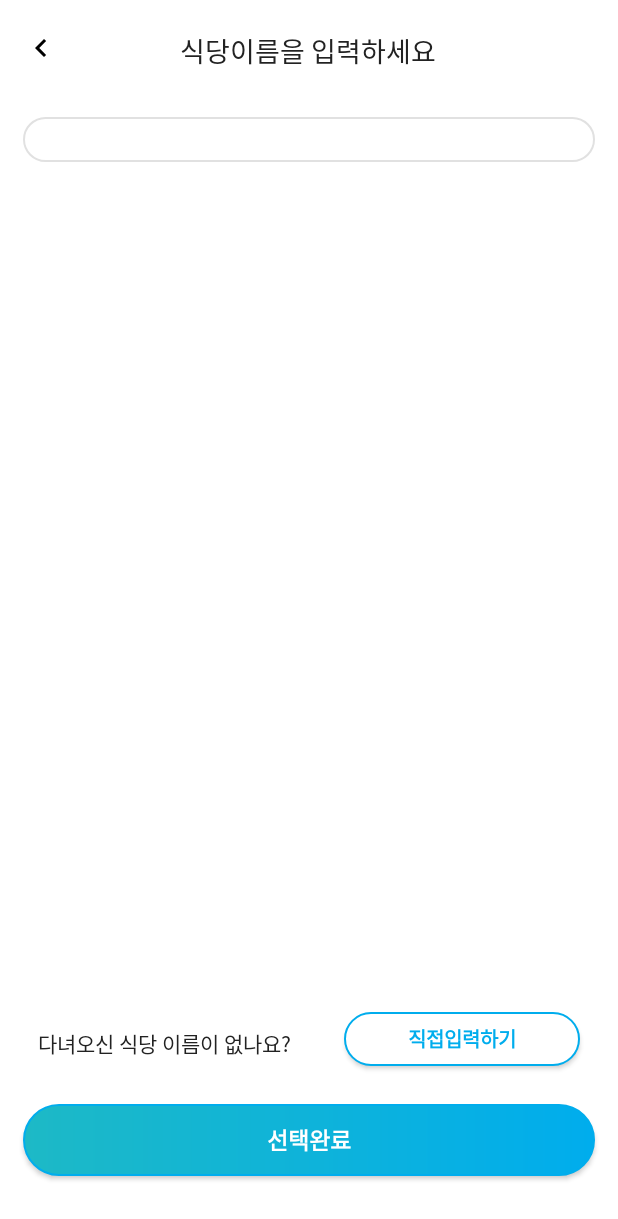
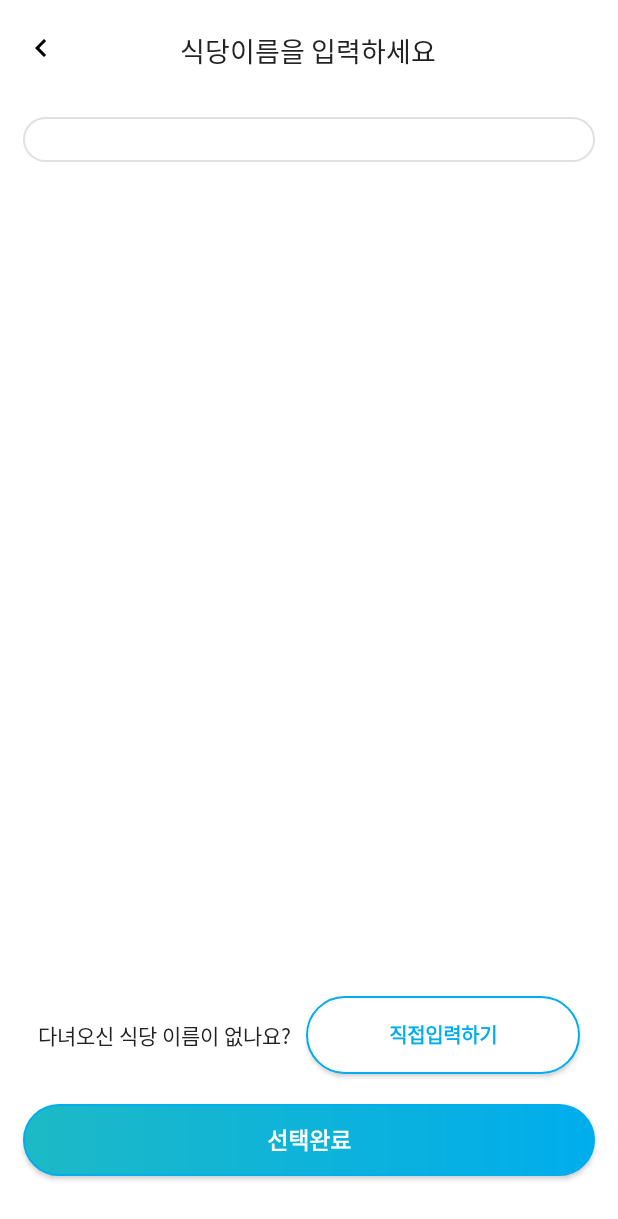
Before and after one commit to chachacha12/Flav_project, an Android app: the layout activity_write_post.xml on its own in the app's theme, with its tools: preview values and no code run, on a phone screen of 412 x 824 dp. Shown: the top 1219 px of the screen. Run offline under Robolectric (Android 15) with nearby library versions, the phone set to English and light mode, and no system bars.

Commit message:
-appointment list page 반응형 UI 수정 -Wrtiepost layout xml 반응형 UI 수정

```diff
--- a/app/src/main/res/layout/activity_write_post.xml
+++ b/app/src/main/res/layout/activity_write_post.xml
@@ -99,9 +99,10 @@
         android:layout_height="wrap_content"
         android:layout_gravity="center_vertical"
         android:layout_marginStart="25dp"
-        android:layout_marginBottom="30dp"
+        android:layout_marginBottom="35dp"
         android:background="#ffffff"
         android:fontFamily="sans-serif-medium"
+        android:gravity="left"
         android:text="다녀오신 식당 이름이 없나요?"
         android:textColor="#222222"
         android:textSize="14sp"
@@ -114,9 +115,9 @@
     <Button
         android:id="@+id/selfbutton"
         android:layout_width="0dp"
-        android:layout_height="36dp"
+        android:layout_height="0dp"
         android:layout_gravity="center_vertical"
-        android:layout_marginStart="35dp"
+        android:layout_marginStart="10dp"
         android:layout_marginEnd="25dp"
         android:layout_marginBottom="20dp"
         android:background="@drawable/button_round"
@@ -128,7 +129,8 @@
         app:layout_constraintEnd_toEndOf="parent"
         app:layout_constraintHorizontal_bias="0.5"
         app:layout_constraintStart_toEndOf="@+id/textView3"
-        app:layout_constraintTop_toBottomOf="@+id/viewpager2" />
+        app:layout_constraintTop_toBottomOf="@+id/viewpager2"
+        app:layout_constraintVertical_bias="0.285" />
 
     <Button
         android:id="@+id/checkButton"
--- a/app/src/main/res/layout/view_marker.xml
+++ b/app/src/main/res/layout/view_marker.xml
@@ -10,7 +10,7 @@
     <TextView
         android:id="@+id/test_textView"
         android:layout_width="wrap_content"
-        android:layout_height="20dp"
+        android:layout_height="wrap_content"
 
         android:layout_marginStart="3dp"
         android:layout_marginTop="3dp"
```
Also changed, not shown: app/src/main/res/layout/fragment_home.xml (+5 -4 lines).
